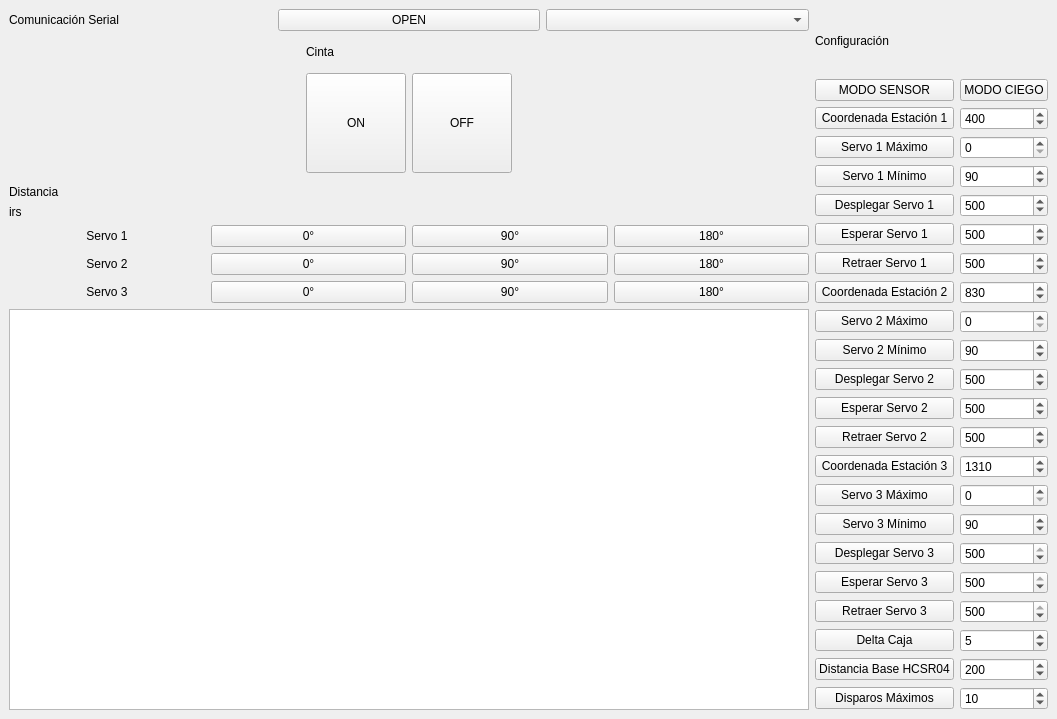
Old version of the form hmi_client/cinta-clasificadora-hmi-client/mainwindow.ui in the repository LeoM320/cinta-clasificadora.
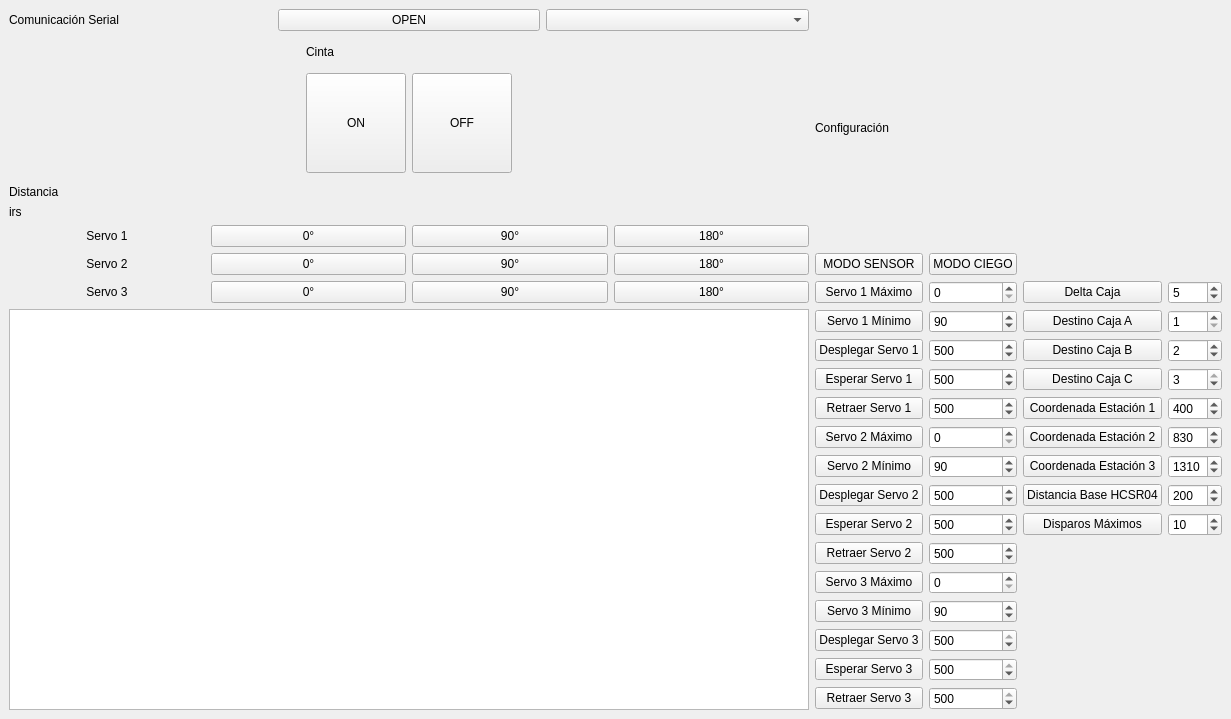
New version of the form.

Commit message:
refactor: cambia el modo en guardar la información de las cajas, de un array a un ringbuffer.
feat: parametriza el destino de las cajas.

```diff
--- a/hmi_client/cinta-clasificadora-hmi-client/mainwindow.ui
+++ b/hmi_client/cinta-clasificadora-hmi-client/mainwindow.ui
@@ -6,7 +6,7 @@
    <rect>
     <x>0</x>
     <y>0</y>
-    <width>800</width>
+    <width>1061</width>
     <height>719</height>
    </rect>
   </property>
@@ -249,45 +249,8 @@
      <layout class="QHBoxLayout" name="horizontalLayout_4">
       <item>
        <layout class="QGridLayout" name="gridLayout_3">
-        <item row="2" column="1">
-         <widget class="QSpinBox" name="coord_est1_spinBox">
-          <property name="enabled">
-           <bool>true</bool>
-          </property>
-          <property name="maximum">
-           <number>1500</number>
-          </property>
-          <property name="value">
-           <number>400</number>
-          </property>
-         </widget>
-        </item>
         <item row="3" column="1">
-         <widget class="QSpinBox" name="set_sv0max_spinBox">
-          <property name="maximum">
-           <number>180</number>
-          </property>
-         </widget>
-        </item>
-        <item row="11" column="0">
-         <widget class="QPushButton" name="desp_sv1_btn">
-          <property name="text">
-           <string>Desplegar Servo 2</string>
-          </property>
-         </widget>
-        </item>
-        <item row="6" column="1">
-         <widget class="QSpinBox" name="esp_sv0_spinBox">
-          <property name="maximum">
-           <number>20000</number>
-          </property>
-          <property name="value">
-           <number>500</number>
-          </property>
-         </widget>
-        </item>
-        <item row="16" column="1">
-         <widget class="QSpinBox" name="set_sv2min_spinBox">
+         <widget class="QSpinBox" name="set_sv0min_spinBox">
           <property name="maximum">
            <number>180</number>
           </property>
@@ -296,17 +259,10 @@
           </property>
          </widget>
         </item>
-        <item row="0" column="0" colspan="2">
-         <widget class="QLabel" name="label_5">
+        <item row="1" column="0">
+         <widget class="QPushButton" name="modo_sensor_btn">
           <property name="text">
-           <string>Configuración</string>
-          </property>
-         </widget>
-        </item>
-        <item row="7" column="0">
-         <widget class="QPushButton" name="ret_sv0_btn">
-          <property name="text">
-           <string>Retraer Servo 1</string>
+           <string>MODO SENSOR</string>
           </property>
          </widget>
         </item>
@@ -317,27 +273,62 @@
           </property>
          </widget>
         </item>
-        <item row="4" column="0">
+        <item row="13" column="1">
+         <widget class="QSpinBox" name="ret_sv1_spinBox">
+          <property name="maximum">
+           <number>20000</number>
+          </property>
+          <property name="value">
+           <number>500</number>
+          </property>
+         </widget>
+        </item>
+        <item row="15" column="1">
+         <widget class="QSpinBox" name="set_sv2max_spinBox">
+          <property name="maximum">
+           <number>180</number>
+          </property>
+         </widget>
+        </item>
+        <item row="3" column="0">
          <widget class="QPushButton" name="set_sv0min_btn">
           <property name="text">
            <string>Servo 1 Mínimo</string>
           </property>
          </widget>
         </item>
-        <item row="13" column="0">
-         <widget class="QPushButton" name="ret_sv1_btn">
+        <item row="9" column="0">
+         <widget class="QPushButton" name="set_sv1min_btn">
           <property name="text">
-           <string>Retraer Servo 2</string>
+           <string>Servo 2 Mínimo</string>
           </property>
          </widget>
         </item>
-        <item row="17" column="1">
-         <widget class="QSpinBox" name="desp_sv2_spinBox">
+        <item row="0" column="0" colspan="4">
+         <widget class="QLabel" name="label_5">
+          <property name="text">
+           <string>Configuración</string>
+          </property>
+         </widget>
+        </item>
+        <item row="2" column="2">
+         <widget class="QPushButton" name="delta_caja_btn">
+          <property name="text">
+           <string>Delta Caja</string>
+          </property>
+         </widget>
+        </item>
+        <item row="11" column="0">
+         <widget class="QPushButton" name="desp_sv1_btn">
+          <property name="text">
+           <string>Desplegar Servo 2</string>
+          </property>
+         </widget>
+        </item>
+        <item row="2" column="1">
+         <widget class="QSpinBox" name="set_sv0max_spinBox">
           <property name="maximum">
-           <number>500</number>
-          </property>
-          <property name="value">
-           <number>500</number>
+           <number>180</number>
           </property>
          </widget>
         </item>
@@ -351,44 +342,56 @@
           </property>
          </widget>
         </item>
-        <item row="18" column="1">
-         <widget class="QSpinBox" name="esp_sv2_spinBox">
-          <property name="maximum">
-           <number>500</number>
-          </property>
-          <property name="value">
-           <number>500</number>
-          </property>
-         </widget>
-        </item>
-        <item row="13" column="1">
-         <widget class="QSpinBox" name="ret_sv1_spinBox">
-          <property name="maximum">
-           <number>20000</number>
-          </property>
-          <property name="value">
-           <number>500</number>
-          </property>
-         </widget>
-        </item>
-        <item row="8" column="0">
-         <widget class="QPushButton" name="coord_est2_btn">
+        <item row="12" column="0">
+         <widget class="QPushButton" name="esp_sv1_btn">
           <property name="text">
-           <string>Coordenada Estación 2</string>
+           <string>Esperar Servo 2</string>
           </property>
          </widget>
         </item>
         <item row="7" column="1">
-         <widget class="QSpinBox" name="ret_sv0_spinBox">
+         <widget class="QSpinBox" name="set_sv1max_spinBox">
           <property name="maximum">
-           <number>1000</number>
+           <number>180</number>
           </property>
+         </widget>
+        </item>
+        <item row="6" column="2">
+         <widget class="QPushButton" name="coord_est1_btn">
+          <property name="text">
+           <string>Coordenada Estación 1</string>
+          </property>
+         </widget>
+        </item>
+        <item row="13" column="0">
+         <widget class="QPushButton" name="ret_sv1_btn">
+          <property name="text">
+           <string>Retraer Servo 2</string>
+          </property>
+         </widget>
+        </item>
+        <item row="12" column="3">
+         <widget class="QSpinBox" name="disparosMax_spinBox">
           <property name="value">
-           <number>500</number>
+           <number>10</number>
           </property>
          </widget>
         </item>
-        <item row="8" column="1">
+        <item row="4" column="0">
+         <widget class="QPushButton" name="desp_sv0_btn">
+          <property name="text">
+           <string>Desplegar Servo 1</string>
+          </property>
+         </widget>
+        </item>
+        <item row="6" column="0">
+         <widget class="QPushButton" name="ret_sv0_btn">
+          <property name="text">
+           <string>Retraer Servo 1</string>
+          </property>
+         </widget>
+        </item>
+        <item row="7" column="3">
          <widget class="QSpinBox" name="coord_est2_spinBox">
           <property name="maximum">
            <number>1500</number>
@@ -398,13 +401,64 @@
           </property>
          </widget>
         </item>
-        <item row="9" column="0">
+        <item row="17" column="1">
+         <widget class="QSpinBox" name="desp_sv2_spinBox">
+          <property name="maximum">
+           <number>500</number>
+          </property>
+          <property name="value">
+           <number>500</number>
+          </property>
+         </widget>
+        </item>
+        <item row="16" column="1">
+         <widget class="QSpinBox" name="set_sv2min_spinBox">
+          <property name="maximum">
+           <number>180</number>
+          </property>
+          <property name="value">
+           <number>90</number>
+          </property>
+         </widget>
+        </item>
+        <item row="3" column="2">
+         <widget class="QPushButton" name="dest_cajaA_btn">
+          <property name="text">
+           <string>Destino Caja A</string>
+          </property>
+         </widget>
+        </item>
+        <item row="7" column="0">
          <widget class="QPushButton" name="set_sv1max_btn">
           <property name="text">
            <string>Servo 2 Máximo</string>
           </property>
          </widget>
         </item>
+        <item row="12" column="2">
+         <widget class="QPushButton" name="disparosMax_btn">
+          <property name="text">
+           <string>Disparos Máximos</string>
+          </property>
+         </widget>
+        </item>
+        <item row="1" column="1">
+         <widget class="QPushButton" name="modo_ciego_btn">
+          <property name="text">
+           <string>MODO CIEGO</string>
+          </property>
+         </widget>
+        </item>
+        <item row="18" column="1">
+         <widget class="QSpinBox" name="esp_sv2_spinBox">
+          <property name="maximum">
+           <number>500</number>
+          </property>
+          <property name="value">
+           <number>500</number>
+          </property>
+         </widget>
+        </item>
         <item row="16" column="0">
          <widget class="QPushButton" name="set_sv2min_btn">
           <property name="text">
@@ -412,89 +466,23 @@
           </property>
          </widget>
         </item>
-        <item row="5" column="0">
-         <widget class="QPushButton" name="desp_sv0_btn">
+        <item row="4" column="2">
+         <widget class="QPushButton" name="dest_cajaB_btn">
           <property name="text">
-           <string>Desplegar Servo 1</string>
+           <string>Destino Caja B</string>
           </property>
          </widget>
         </item>
-        <item row="20" column="0">
-         <widget class="QPushButton" name="delta_caja_btn">
-          <property name="text">
-           <string>Delta Caja</string>
+        <item row="5" column="3">
+         <widget class="QSpinBox" name="dest_cajaC_spinBox">
+          <property name="minimum">
+           <number>1</number>
           </property>
-         </widget>
-        </item>
-        <item row="20" column="1">
-         <widget class="QSpinBox" name="delta_caja_spinBox">
           <property name="maximum">
-           <number>100</number>
+           <number>3</number>
           </property>
           <property name="value">
-           <number>5</number>
-          </property>
-         </widget>
-        </item>
-        <item row="2" column="0">
-         <widget class="QPushButton" name="coord_est1_btn">
-          <property name="text">
-           <string>Coordenada Estación 1</string>
-          </property>
-         </widget>
-        </item>
-        <item row="14" column="1">
-         <widget class="QSpinBox" name="coord_est3_spinBox">
-          <property name="maximum">
-           <number>1500</number>
-          </property>
-          <property name="value">
-           <number>1310</number>
-          </property>
-         </widget>
-        </item>
-        <item row="4" column="1">
-         <widget class="QSpinBox" name="set_sv0min_spinBox">
-          <property name="maximum">
-           <number>180</number>
-          </property>
-          <property name="value">
-           <number>90</number>
-          </property>
-         </widget>
-        </item>
-        <item row="9" column="1">
-         <widget class="QSpinBox" name="set_sv1max_spinBox">
-          <property name="maximum">
-           <number>180</number>
-          </property>
-         </widget>
-        </item>
-        <item row="15" column="1">
-         <widget class="QSpinBox" name="set_sv2max_spinBox">
-          <property name="maximum">
-           <number>180</number>
-          </property>
-         </widget>
-        </item>
-        <item row="12" column="0">
-         <widget class="QPushButton" name="esp_sv1_btn">
-          <property name="text">
-           <string>Esperar Servo 2</string>
-          </property>
-         </widget>
-        </item>
-        <item row="6" column="0">
-         <widget class="QPushButton" name="esp_sv0_btn">
-          <property name="text">
-           <string>Esperar Servo 1</string>
-          </property>
-         </widget>
-        </item>
-        <item row="10" column="0">
-         <widget class="QPushButton" name="set_sv1min_btn">
-          <property name="text">
-           <string>Servo 2 Mínimo</string>
+           <number>3</number>
           </property>
          </widget>
         </item>
@@ -505,42 +493,15 @@
           </property>
          </widget>
         </item>
-        <item row="3" column="0">
-         <widget class="QPushButton" name="set_sv0max_btn">
+        <item row="7" column="2">
+         <widget class="QPushButton" name="coord_est2_btn">
           <property name="text">
-           <string>Servo 1 Máximo</string>
-          </property>
-         </widget>
-        </item>
-        <item row="10" column="1">
-         <widget class="QSpinBox" name="set_sv1min_spinBox">
-          <property name="maximum">
-           <number>180</number>
-          </property>
-          <property name="value">
-           <number>90</number>
-          </property>
-         </widget>
-        </item>
-        <item row="14" column="0">
-         <widget class="QPushButton" name="coord_est3_btn">
-          <property name="text">
-           <string>Coordenada Estación 3</string>
-          </property>
-         </widget>
-        </item>
-        <item row="11" column="1">
-         <widget class="QSpinBox" name="desp_sv1_spinBox">
-          <property name="maximum">
-           <number>20000</number>
-          </property>
-          <property name="value">
-           <number>500</number>
+           <string>Coordenada Estación 2</string>
           </property>
          </widget>
         </item>
         <item row="5" column="1">
-         <widget class="QSpinBox" name="desp_sv0_spinBox">
+         <widget class="QSpinBox" name="esp_sv0_spinBox">
           <property name="maximum">
            <number>20000</number>
           </property>
@@ -556,6 +517,16 @@
           </property>
          </widget>
         </item>
+        <item row="4" column="1">
+         <widget class="QSpinBox" name="desp_sv0_spinBox">
+          <property name="maximum">
+           <number>20000</number>
+          </property>
+          <property name="value">
+           <number>500</number>
+          </property>
+         </widget>
+        </item>
         <item row="19" column="0">
          <widget class="QPushButton" name="ret_sv2_btn">
           <property name="text">
@@ -563,6 +534,56 @@
           </property>
          </widget>
         </item>
+        <item row="5" column="2">
+         <widget class="QPushButton" name="dest_cajaC_btn">
+          <property name="text">
+           <string>Destino Caja C</string>
+          </property>
+         </widget>
+        </item>
+        <item row="6" column="1">
+         <widget class="QSpinBox" name="ret_sv0_spinBox">
+          <property name="maximum">
+           <number>1000</number>
+          </property>
+          <property name="value">
+           <number>500</number>
+          </property>
+         </widget>
+        </item>
+        <item row="9" column="1">
+         <widget class="QSpinBox" name="set_sv1min_spinBox">
+          <property name="maximum">
+           <number>180</number>
+          </property>
+          <property name="value">
+           <number>90</number>
+          </property>
+         </widget>
+        </item>
+        <item row="2" column="3">
+         <widget class="QSpinBox" name="delta_caja_spinBox">
+          <property name="maximum">
+           <number>100</number>
+          </property>
+          <property name="value">
+           <number>5</number>
+          </property>
+         </widget>
+        </item>
+        <item row="4" column="3">
+         <widget class="QSpinBox" name="dest_cajaB_spinBox">
+          <property name="minimum">
+           <number>1</number>
+          </property>
+          <property name="maximum">
+           <number>3</number>
+          </property>
+          <property name="value">
+           <number>2</number>
+          </property>
+         </widget>
+        </item>
         <item row="19" column="1">
          <widget class="QSpinBox" name="ret_sv2_spinBox">
           <property name="maximum">
@@ -573,14 +594,61 @@
           </property>
          </widget>
         </item>
-        <item row="21" column="0">
+        <item row="6" column="3">
+         <widget class="QSpinBox" name="coord_est1_spinBox">
+          <property name="enabled">
+           <bool>true</bool>
+          </property>
+          <property name="maximum">
+           <number>1500</number>
+          </property>
+          <property name="value">
+           <number>400</number>
+          </property>
+         </widget>
+        </item>
+        <item row="11" column="1">
+         <widget class="QSpinBox" name="desp_sv1_spinBox">
+          <property name="maximum">
+           <number>20000</number>
+          </property>
+          <property name="value">
+           <number>500</number>
+          </property>
+         </widget>
+        </item>
+        <item row="2" column="0">
+         <widget class="QPushButton" name="set_sv0max_btn">
+          <property name="text">
+           <string>Servo 1 Máximo</string>
+          </property>
+         </widget>
+        </item>
+        <item row="5" column="0">
+         <widget class="QPushButton" name="esp_sv0_btn">
+          <property name="text">
+           <string>Esperar Servo 1</string>
+          </property>
+         </widget>
+        </item>
+        <item row="3" column="3">
+         <widget class="QSpinBox" name="dest_cajaA_spinBox">
+          <property name="minimum">
+           <number>1</number>
+          </property>
+          <property name="maximum">
+           <number>3</number>
+          </property>
+         </widget>
+        </item>
+        <item row="11" column="2">
          <widget class="QPushButton" name="dist_hcsr_btn">
           <property name="text">
            <string>Distancia Base HCSR04</string>
           </property>
          </widget>
         </item>
-        <item row="21" column="1">
+        <item row="11" column="3">
          <widget class="QSpinBox" name="dist_hcsr_spinBox">
           <property name="maximum">
            <number>250</number>
@@ -590,31 +658,20 @@
           </property>
          </widget>
         </item>
-        <item row="22" column="0">
-         <widget class="QPushButton" name="disparosMax_btn">
+        <item row="9" column="2">
+         <widget class="QPushButton" name="coord_est3_btn">
           <property name="text">
-           <string>Disparos Máximos</string>
+           <string>Coordenada Estación 3</string>
           </property>
          </widget>
         </item>
-        <item row="22" column="1">
-         <widget class="QSpinBox" name="disparosMax_spinBox">
+        <item row="9" column="3">
+         <widget class="QSpinBox" name="coord_est3_spinBox">
+          <property name="maximum">
+           <number>1500</number>
+          </property>
           <property name="value">
-           <number>10</number>
-          </property>
-         </widget>
-        </item>
-        <item row="1" column="1">
-         <widget class="QPushButton" name="modo_ciego_btn">
-          <property name="text">
-           <string>MODO CIEGO</string>
-          </property>
-         </widget>
-        </item>
-        <item row="1" column="0">
-         <widget class="QPushButton" name="modo_sensor_btn">
-          <property name="text">
-           <string>MODO SENSOR</string>
+           <number>1310</number>
           </property>
          </widget>
         </item>
```
Left out of the diff: 50 changed lines with no effect on the pictures. The commit also changes 5 other files.
